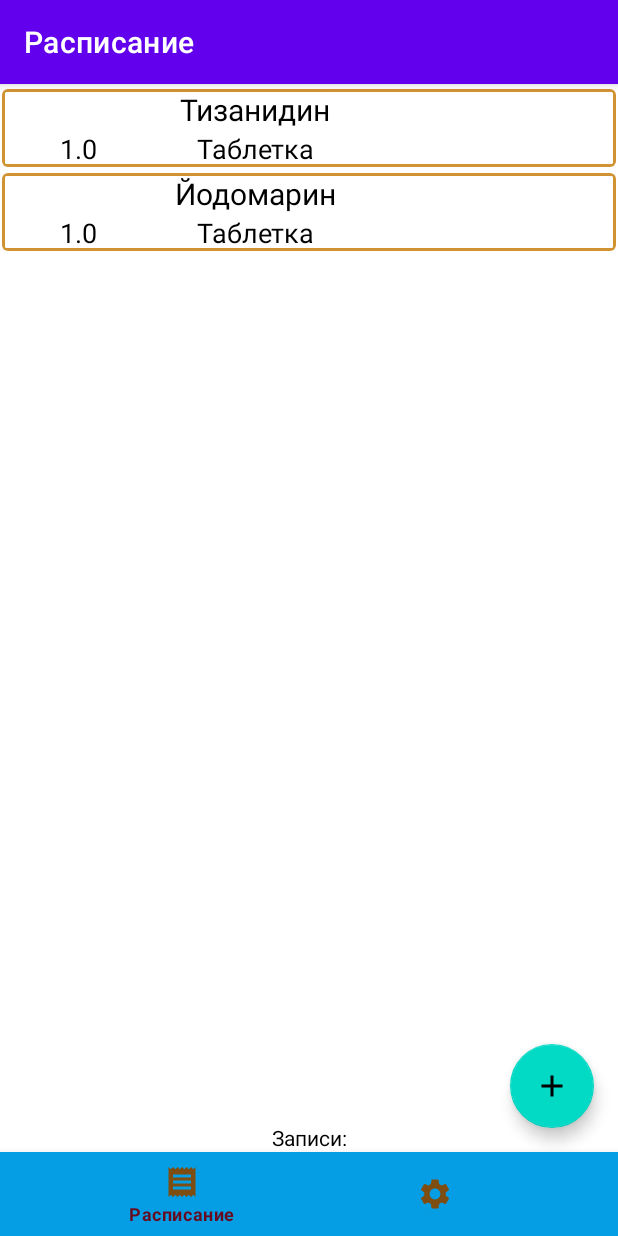
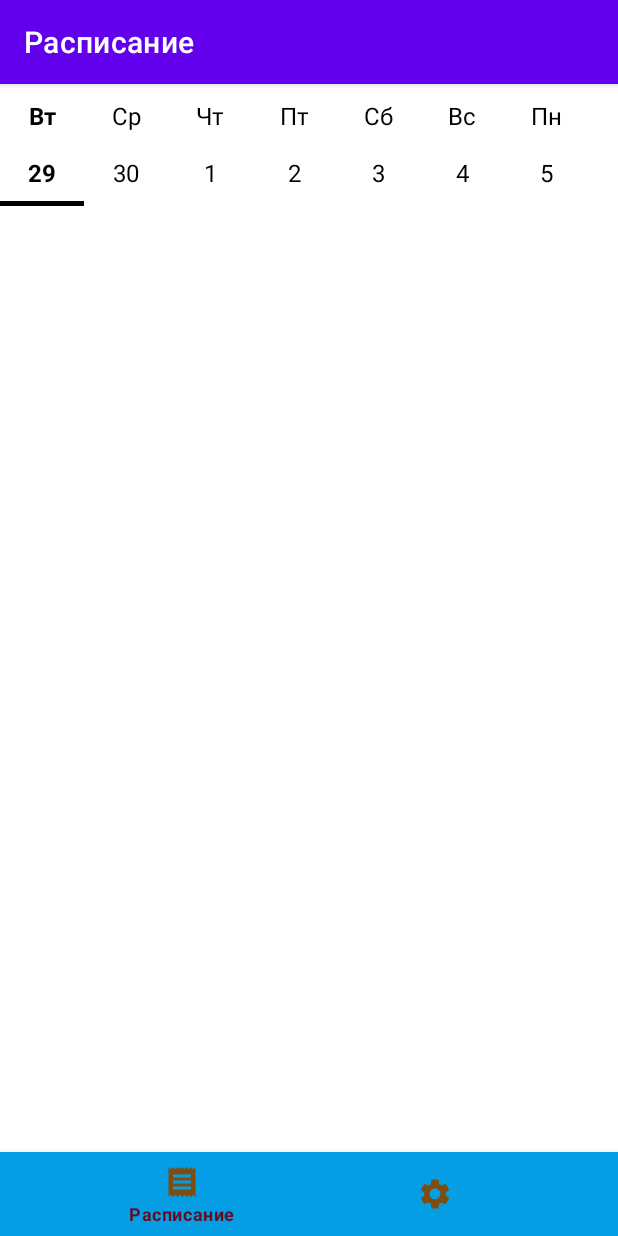
Before and after one commit to Paulik0182/MonitoringPrescriptions, an Android app: the screen it shows after launch (RootActivity), on a phone screen of 412 x 824 dp. Run offline under Robolectric (Android 15) with nearby library versions, the phone set to English and light mode, and no system bars.

Commit message:
Создание гор. RecyclerView с днями недель, скроллинг их до бесконечности. Пробрасывания данных наружу. Разметка.

```diff
--- a/app/src/main/java/com/example/monitoringprescriptions/ui/details/DetailsReceptionFragment.kt
+++ b/app/src/main/java/com/example/monitoringprescriptions/ui/details/DetailsReceptionFragment.kt
@@ -2,8 +2,8 @@ package com.example.monitoringprescriptions.ui.details
 
 import android.content.Context
 import android.os.Bundle
+import android.view.View
 import androidx.fragment.app.Fragment
-import android.view.View
 import com.example.monitoringprescriptions.App
 import com.example.monitoringprescriptions.R
 import com.example.monitoringprescriptions.databinding.FragmentDerailsReceptionBinding
@@ -13,7 +13,7 @@ class DetailsReceptionFragment : Fragment(R.layout.fragment_derails_reception) {
     private val app: App get() = requireActivity().application as App
 
     private var _binding: FragmentDerailsReceptionBinding? = null
-    private var binding = _binding
+    private val binding get() = _binding!!
 
     override fun onViewCreated(view: View, savedInstanceState: Bundle?) {
         super.onViewCreated(view, savedInstanceState)
--- a/app/src/main/java/com/example/monitoringprescriptions/ui/root/RootActivity.kt
+++ b/app/src/main/java/com/example/monitoringprescriptions/ui/root/RootActivity.kt
@@ -7,13 +7,15 @@ import com.example.monitoringprescriptions.R
 import com.example.monitoringprescriptions.databinding.ActivityRootBinding
 import com.example.monitoringprescriptions.domain.entities.ReceptionEntity
 import com.example.monitoringprescriptions.ui.reception.ReceptionFragment
+import com.example.monitoringprescriptions.ui.schedule.ScheduleFragment
 import com.example.monitoringprescriptions.ui.settings.SettingsFragment
 
 private const val TAG_MAIN_CONTAINER_LAYOUT_KEY = "TAG_MAIN_CONTAINER_LAYOUT_KEY"
 
 class RootActivity : AppCompatActivity(),
     ReceptionFragment.Controller,
-    SettingsFragment.Controller {
+    SettingsFragment.Controller,
+    ScheduleFragment.Controller {
 
     private lateinit var binding: ActivityRootBinding
 
@@ -35,7 +37,7 @@ class RootActivity : AppCompatActivity(),
         binding.bottomNavBar.setOnItemSelectedListener {
             title = it.title
             val fragment = when (it.itemId) {
-                R.id.reception_list_item -> ReceptionFragment()
+                R.id.reception_list_item -> ScheduleFragment()
                 R.id.settings_item -> SettingsFragment()
                 else -> throw IllegalStateException("Такого фрагмента нет")
             }
--- /dev/null
+++ b/app/src/main/java/com/example/monitoringprescriptions/ui/schedule/ScheduleFragment.kt
@@ -0,0 +1,101 @@
+package com.example.monitoringprescriptions.ui.schedule
+
+import android.content.Context
+import android.os.Bundle
+import android.view.View
+import android.widget.Toast
+import androidx.fragment.app.Fragment
+import androidx.recyclerview.widget.LinearLayoutManager
+import androidx.recyclerview.widget.LinearSnapHelper
+import androidx.recyclerview.widget.SnapHelper
+import com.example.monitoringprescriptions.App
+import com.example.monitoringprescriptions.R
+import com.example.monitoringprescriptions.databinding.FragmentScheduleBinding
+import com.example.monitoringprescriptions.ui.reception.ReceptionFragment
+import java.util.*
+
+private const val TAG_FRAGMENT_CONTAINER_KEY = "TAG_FRAGMENT_CONTAINER_KEY"
+
+class ScheduleFragment : Fragment(R.layout.fragment_schedule) {
+
+    private val app: App get() = requireActivity().application as App
+
+    private var _binding: FragmentScheduleBinding? = null
+    private val binding get() = _binding!!
+
+    override fun onViewCreated(view: View, savedInstanceState: Bundle?) {
+        super.onViewCreated(view, savedInstanceState)
+        _binding = FragmentScheduleBinding.bind(view)
+
+        initTabRecycler()
+    }
+
+    private fun initTabRecycler() {
+        binding.tabRecyclerView.layoutManager = LinearLayoutManager(requireContext()).apply {
+            orientation = LinearLayoutManager.HORIZONTAL
+        }
+        binding.tabRecyclerView.adapter = TabDateAdapter {
+            // пробросили данные наружу
+            Toast.makeText(requireContext(), calendarToString(it), Toast.LENGTH_SHORT).show()
+
+            // todo Вызываем обновление вложенного фрагмента
+            onDayChanged(it)
+        }
+
+        // Для красивого скроллинга (элемент останавливается по центру)
+        val snapHelper: SnapHelper = LinearSnapHelper()
+        snapHelper.attachToRecyclerView(binding.tabRecyclerView)
+    }
+
+    private fun onDayChanged(calendar: Calendar) {
+        // todo swapFragment(calendar)
+        childFragmentManager
+            .beginTransaction()
+            .replace(binding.fragmentContainer.id, ReceptionFragment())
+            .commit()
+    }
+
+    private fun calendarToString(calendar: Calendar): String {
+        return "${
+            calendar.get(
+                Calendar.DAY_OF_MONTH
+            )
+        } ${
+            calendar.get(
+                Calendar.MONDAY
+            )
+        } ${
+            calendar.get(
+                Calendar.YEAR
+            )
+        }"
+    }
+
+    interface Controller {
+        //TODO
+    }
+
+    private fun getController(): Controller = activity as Controller
+
+    override fun onAttach(context: Context) {
+        super.onAttach(context)
+        getController()
+    }
+
+    companion object {
+
+        @JvmStatic
+        fun newInstance() =
+            ScheduleFragment().apply {
+                arguments = Bundle().apply {
+//                    putString(KEY, "key")
+
+                }
+            }
+    }
+
+    override fun onDestroyView() {
+        super.onDestroyView()
+        _binding = null
+    }
+}
--- /dev/null
+++ b/app/src/main/java/com/example/monitoringprescriptions/ui/schedule/TabDateAdapter.kt
@@ -0,0 +1,57 @@
+package com.example.monitoringprescriptions.ui.schedule
+
+import android.view.ViewGroup
+import androidx.recyclerview.widget.RecyclerView
+import java.util.*
+
+class TabDateAdapter(
+    private val onDayChanged: (Calendar) -> Unit // Для пробрасывания информации наружу
+) : RecyclerView.Adapter<TabViewHolder>() {
+
+    private val todayPosition = itemCount / 2 // тоесть сегодня должнобыть посередине
+    private var selectionPosition = todayPosition // поумолчанию позиция на старте
+
+    // Для подчеркивания дня недели (получаем RecyclerView)
+    override fun onAttachedToRecyclerView(recyclerView: RecyclerView) {
+        super.onAttachedToRecyclerView(recyclerView)
+        recyclerView.scrollToPosition(todayPosition)
+    }
+
+
+    override fun onCreateViewHolder(parent: ViewGroup, viewType: Int): TabViewHolder {
+        return TabViewHolder(
+            parent,
+            this::onItemClick // Обработка нажатия клика
+        )
+    }
+
+    override fun onBindViewHolder(holder: TabViewHolder, position: Int) {
+        holder.bind(getItem(position), selectionPosition == position)
+    }
+
+    private fun getItem(position: Int): Calendar {
+        val dayShift = position - todayPosition
+        val calendar = Calendar.getInstance()
+        calendar.add(Calendar.DATE, dayShift)
+        return calendar
+    }
+
+    override fun getItemCount(): Int = Int.MAX_VALUE // Для бесконечного скроллинга
+
+    // Обработка нажатия клика
+    private fun onItemClick(calendar: Calendar, position: Int) {
+
+        val oldPosition = selectionPosition
+
+        selectionPosition = position
+
+        // Обнавляем новую позицию
+        notifyItemChanged(oldPosition)
+        // Обновляем старую позицию
+        notifyItemChanged(position)
+
+        // Для пробрасывания информации наружу
+        // Сообщаем наружу, что изменился выбраный день.
+        onDayChanged(calendar)
+    }
+}
--- /dev/null
+++ b/app/src/main/java/com/example/monitoringprescriptions/ui/schedule/TabViewHolder.kt
@@ -0,0 +1,50 @@
+package com.example.monitoringprescriptions.ui.schedule
+
+import android.graphics.Typeface
+import android.view.LayoutInflater
+import android.view.ViewGroup
+import androidx.core.view.isVisible
+import androidx.recyclerview.widget.RecyclerView
+import com.example.monitoringprescriptions.R
+import com.example.monitoringprescriptions.databinding.ItemDayTabBinding
+import java.util.*
+
+class TabViewHolder(
+    parent: ViewGroup,
+    val onItemClick: (Calendar, Int) -> Unit // Обработка клика
+) : RecyclerView.ViewHolder(
+    LayoutInflater.from(parent.context)
+        .inflate(R.layout.item_day_tab, parent, false)
+) {
+    private val binding: ItemDayTabBinding = ItemDayTabBinding.bind(itemView)
+
+    fun bind(calendar: Calendar, isSelected: Boolean) {
+        val dayOfWeek = calendar[Calendar.DAY_OF_WEEK]
+
+        binding.headerTextView.text = when (dayOfWeek) {
+            Calendar.SUNDAY -> "Вс"
+            Calendar.MONDAY -> "Пн"
+            Calendar.TUESDAY -> "Вт"
+            Calendar.WEDNESDAY -> "Ср"
+            Calendar.THURSDAY -> "Чт"
+            Calendar.FRIDAY -> "Пт"
+            Calendar.SATURDAY -> "Сб"
+            else -> throw RuntimeException()
+        }
+
+        // Дни (дни недели с конкретными днями)
+        binding.dateTextView.text = calendar.get(Calendar.DAY_OF_MONTH).toString()
+
+        binding.selectionTextView.isVisible = isSelected
+
+        // При нажатии на день недели - выделяем конкретный день
+        val textStyle = if (isSelected) Typeface.BOLD else Typeface.NORMAL
+        binding.headerTextView.setTypeface(null, textStyle)
+        binding.dateTextView.setTypeface(null, textStyle)
+
+        // Для обработки надатия на день недели (передали календарь и позицию)
+        itemView.setOnClickListener {
+            onItemClick(calendar, bindingAdapterPosition)
+        }
+    }
+}
--- /dev/null
+++ b/app/src/main/res/layout/fragment_schedule.xml
@@ -0,0 +1,19 @@
+<?xml version="1.0" encoding="utf-8"?>
+<LinearLayout xmlns:android="http://schemas.android.com/apk/res/android"
+    xmlns:tools="http://schemas.android.com/tools"
+    android:layout_width="match_parent"
+    android:layout_height="match_parent"
+    android:background="?attr/second_plan_background"
+    android:orientation="vertical"
+    tools:context=".ui.schedule.ScheduleFragment">
+
+    <androidx.recyclerview.widget.RecyclerView
+        android:id="@+id/tab_recycler_view"
+        android:layout_width="wrap_content"
+        android:layout_height="match_parent" />
+
+    <FrameLayout
+        android:id="@+id/fragment_container"
+        android:layout_width="wrap_content"
+        android:layout_height="match_parent" />
+</LinearLayout>
--- /dev/null
+++ b/app/src/main/res/layout/item_day_tab.xml
@@ -0,0 +1,38 @@
+<?xml version="1.0" encoding="utf-8"?>
+<LinearLayout xmlns:android="http://schemas.android.com/apk/res/android"
+    android:layout_width="56dp"
+    android:layout_height="wrap_content"
+    android:layout_marginTop="2dp"
+    android:layout_marginBottom="2dp"
+    android:backgroundTint="@color/white"
+    android:clickable="true"
+    android:focusable="true"
+    android:orientation="vertical">
+
+    <TextView
+        android:id="@+id/header_text_view"
+        android:layout_width="match_parent"
+        android:layout_height="wrap_content"
+        android:gravity="center_horizontal"
+        android:padding="8dp"
+        android:text="Чт"
+        android:textColor="@color/black"
+        android:textSize="16sp" />
+
+    <TextView
+        android:id="@+id/date_text_view"
+        android:layout_width="match_parent"
+        android:layout_height="wrap_content"
+        android:gravity="center_horizontal"
+        android:padding="8dp"
+        android:text="24"
+        android:textColor="@color/black"
+        android:textSize="16sp" />
+
+    <View
+        android:id="@+id/selection_text_view"
+        android:layout_width="match_parent"
+        android:layout_height="3dp"
+        android:background="@color/black" />
+
+</LinearLayout>
```
